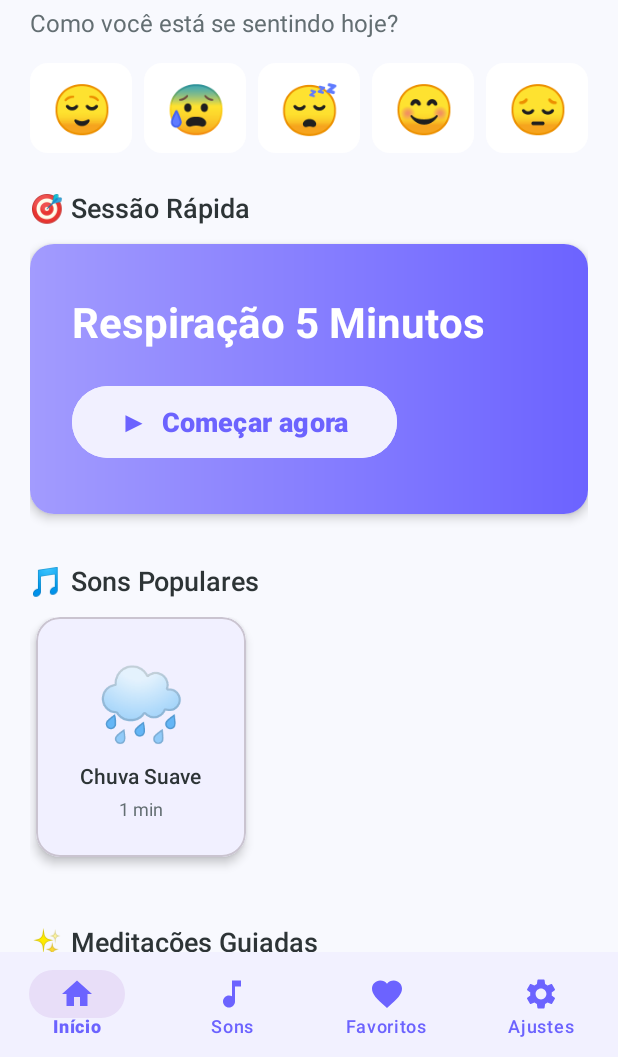
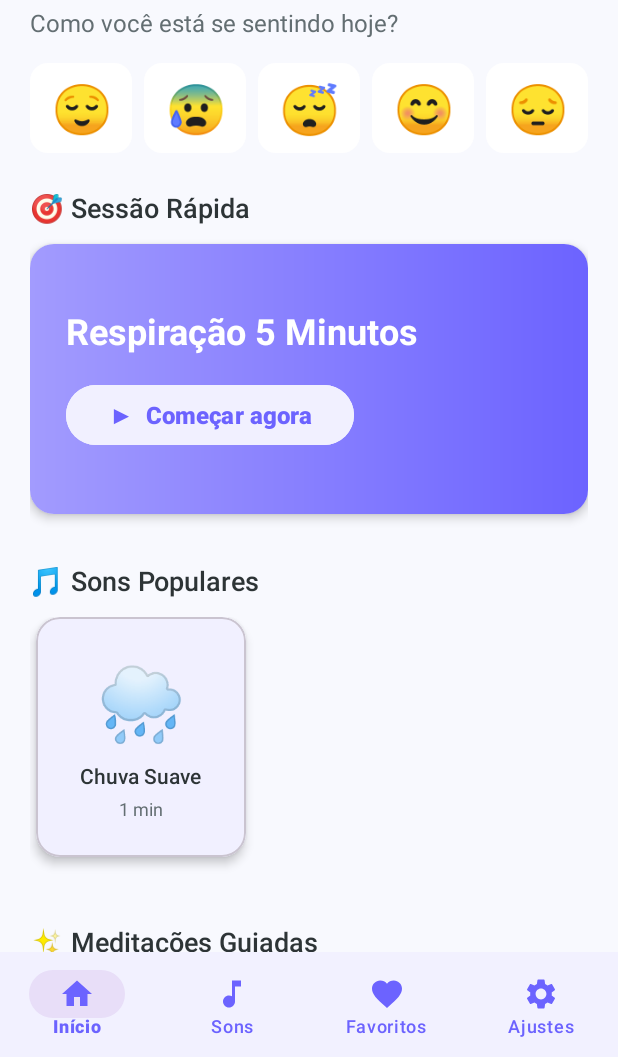
Before and after one commit to vandersonbraz/projeto-android, an Android app: the HomeFragment screen opened directly, with no data from a screen before it, on a phone screen of 412 x 824 dp, the part 179-1236 px from its top. Run offline under Robolectric (Android 15) with nearby library versions, the phone set to English and light mode, and no system bars; our stand-ins replace AdMob; libraries missing offline, so code that uses them is left out: com.android.billingclient; 5 statements that could not run were skipped.

Commit message:
Fix deprecation warnings and adjust quick session card size
FIXES:
- Remove deprecation warnings from MediaNotificationManager
- Add @Suppress("DEPRECATION") for MediaSession flags

DESIGN ADJUSTMENTS:
- Reduce title font: 28sp → 24sp
- Reduce button height: 56dp → 48dp
- Reduce button text: 18sp → 16sp
- Reduce padding: 28dp → 24dp
- Reduce margin bottom: 20dp → 16dp

Card now has better proportions and cleaner look.

```diff
--- a/CalmareApp/app/src/main/java/com/calmare/app/managers/MediaNotificationManager.kt
+++ b/CalmareApp/app/src/main/java/com/calmare/app/managers/MediaNotificationManager.kt
@@ -61,6 +61,7 @@ class MediaNotificationManager(
 
     fun initializeMediaSession() {
         mediaSession = MediaSessionCompat(context, "CalmareMediaSession").apply {
+            @Suppress("DEPRECATION")
             setFlags(
                 MediaSessionCompat.FLAG_HANDLES_MEDIA_BUTTONS or
                         MediaSessionCompat.FLAG_HANDLES_TRANSPORT_CONTROLS
--- a/CalmareApp/app/src/main/res/layout/fragment_home.xml
+++ b/CalmareApp/app/src/main/res/layout/fragment_home.xml
@@ -127,7 +127,7 @@
                 android:layout_width="match_parent"
                 android:layout_height="match_parent"
                 android:background="@drawable/bg_gradient_purple"
-                android:padding="28dp">
+                android:padding="24dp">
 
                 <LinearLayout
                     android:layout_width="match_parent"
@@ -140,24 +140,24 @@
                         android:layout_height="wrap_content"
                         android:text="@string/quick_session_title"
                         android:textColor="@color/white"
-                        android:textSize="28sp"
+                        android:textSize="24sp"
                         android:textStyle="bold"
                         android:lineSpacingMultiplier="1.2"
-                        android:layout_marginBottom="20dp" />
+                        android:layout_marginBottom="16dp" />
 
                     <Button
                         android:id="@+id/btn_start_quick_session"
                         android:layout_width="wrap_content"
-                        android:layout_height="56dp"
+                        android:layout_height="48dp"
                         android:text="▶  Começar agora"
-                        android:textSize="18sp"
+                        android:textSize="16sp"
                         android:textStyle="bold"
-                        android:paddingStart="32dp"
-                        android:paddingEnd="32dp"
+                        android:paddingStart="28dp"
+                        android:paddingEnd="28dp"
                         android:backgroundTint="@color/white"
                         android:textColor="@color/primary"
                         android:textAllCaps="false"
-                        app:cornerRadius="28dp" />
+                        app:cornerRadius="24dp" />
 
                 </LinearLayout>
 
```
